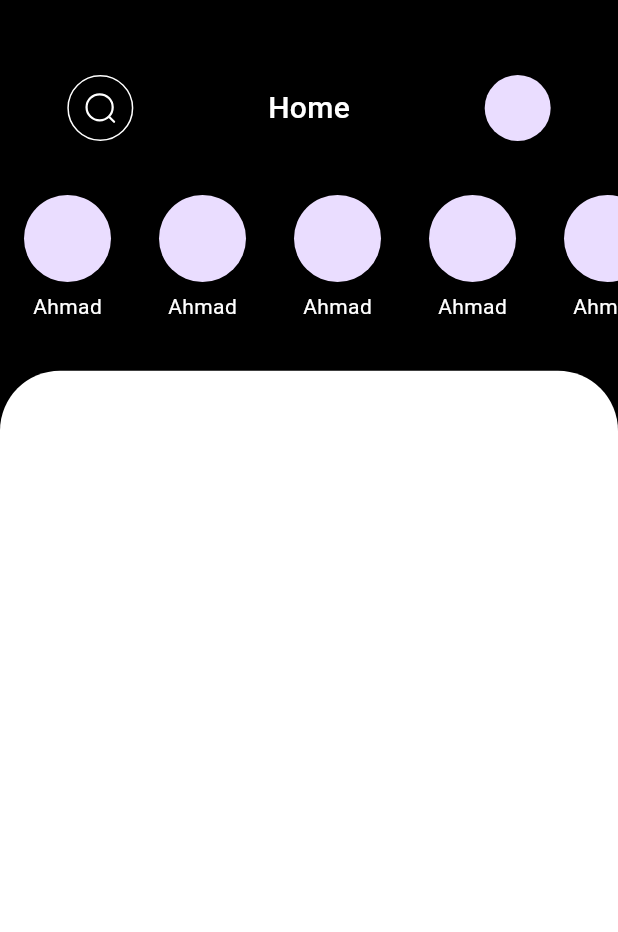
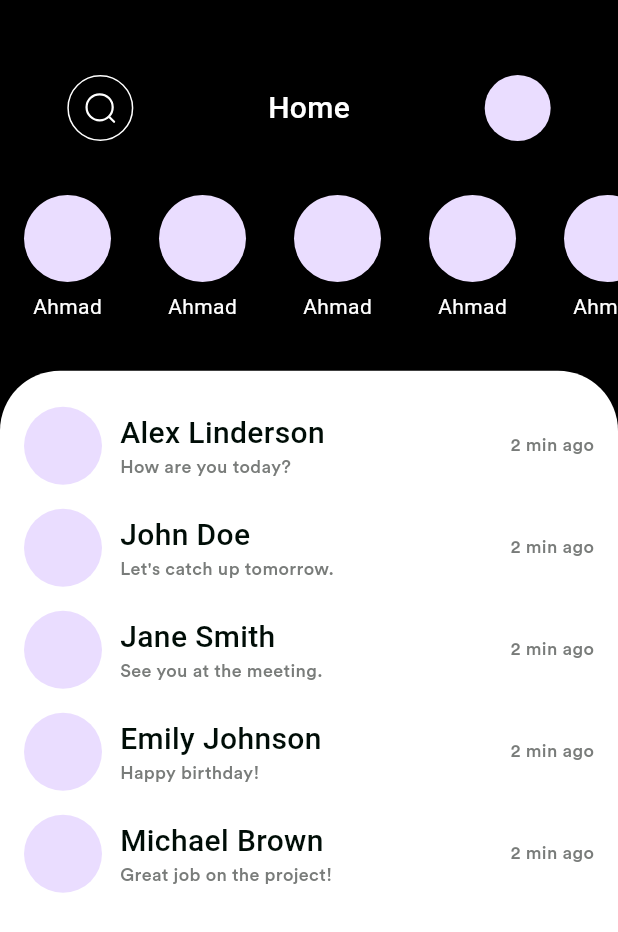
Before and after one commit to a7iiid/chat_box, a Flutter app: the Home screen opened by its route, on a phone screen of 412 x 824 dp. Shown: the top 932 px of the screen. Run offline on Flutter 3.47's test engine with Material 3 defaults, Android fonts, the phone set to English and light mode, and no system bars; drawn by our look-alikes of flutter_slidable; our stand-ins replace firebase_auth, firebase_core, flutter_svg, go_router; accounts and stored records are empty; Roboto replaces fonts that are missing (Caros).

Commit message:
List recant messages

```diff
--- a/lib/core/assets.dart
+++ b/lib/core/assets.dart
@@ -17,7 +17,15 @@ class Assets {
   /// assets/image/logo.svg
   static const String imageLogo = "assets/image/logo.svg";
 
+  /// Assets for imageNotification
+  /// assets/image/notification.svg
+  static const String imageNotification = "assets/image/notification.svg";
+
   /// Assets for imageSearch
   /// assets/image/Search.svg
   static const String imageSearch = "assets/image/Search.svg";
+
+  /// Assets for imageTrash
+  /// assets/image/trash.svg
+  static const String imageTrash = "assets/image/trash.svg";
 }
--- a/lib/core/utils/app_style.dart
+++ b/lib/core/utils/app_style.dart
@@ -52,7 +52,6 @@ class AppStyle {
     fontSize: 20,
     fontFamily: 'Caros',
     fontWeight: FontWeight.w500,
-    height: 0.05,
   );
   static const TextStyle inputeLabel = TextStyle(
     color: Color(0xFF24786D),
@@ -69,4 +68,10 @@ class AppStyle {
     fontWeight: FontWeight.w600,
     height: 0.06,
   );
+  static const TextStyle meduim12 = TextStyle(
+    color: Color(0xFF797C7A),
+    fontSize: 12,
+    fontFamily: 'Circular Std',
+    fontWeight: FontWeight.w400,
+  );
 }
--- a/lib/feturs/home/view/home_body.dart
+++ b/lib/feturs/home/view/home_body.dart
@@ -1,7 +1,10 @@
 import 'package:chat_app/core/assets.dart';
 import 'package:chat_app/core/utils/app_style.dart';
 import 'package:flutter/material.dart';
+import 'package:flutter_slidable/flutter_slidable.dart';
+import 'package:flutter_svg/flutter_svg.dart';
 
+import '../widget/ListMassege.dart';
 import '../widget/hedar_home.dart';
 import '../widget/status.dart';
 
@@ -26,25 +29,15 @@ class HomeBody extends StatelessWidget {
         Positioned(
           width: MediaQuery.of(context).size.width,
           top: 130,
-          bottom: 0,
+          bottom: MediaQuery.of(context).size.height * 0.7,
           child: const Status(),
         ),
         Positioned(
-            top: MediaQuery.of(context).size.height * .3,
-            width: MediaQuery.of(context).size.width,
-            child: Container(
-              width: MediaQuery.of(context).size.width,
-              height: MediaQuery.of(context).size.height,
-              decoration: ShapeDecoration(
-                color: Colors.white,
-                shape: RoundedRectangleBorder(
-                  borderRadius: BorderRadius.only(
-                    topLeft: Radius.circular(40),
-                    topRight: Radius.circular(40),
-                  ),
-                ),
-              ),
-            ))
+          top: MediaQuery.of(context).size.height * 0.3,
+          width: MediaQuery.of(context).size.width,
+          height: MediaQuery.of(context).size.height * 0.7, // Constrain height
+          child: const LastMessages(),
+        ),
       ],
     );
   }
--- /dev/null
+++ b/lib/feturs/home/widget/ListMassege.dart
@@ -0,0 +1,132 @@
+import 'package:flutter/material.dart';
+import 'package:flutter_slidable/flutter_slidable.dart';
+import 'package:flutter_svg/svg.dart';
+
+import '../../../core/assets.dart';
+import '../../../core/utils/app_style.dart';
+
+class LastMessages extends StatefulWidget {
+  const LastMessages({super.key});
+
+  @override
+  _LastMessagesState createState() => _LastMessagesState();
+}
+
+class _LastMessagesState extends State<LastMessages> {
+  final GlobalKey<AnimatedListState> _listKey = GlobalKey<AnimatedListState>();
+  final List<String> _messages = [
+    "Alex Linderson: How are you today?",
+    "John Doe: Let's catch up tomorrow.",
+    "Jane Smith: See you at the meeting.",
+    "Emily Johnson: Happy birthday!",
+    "Michael Brown: Great job on the project!"
+  ];
+
+  void _removeItem(int index) {
+    String removedMessage = _messages.removeAt(index);
+    _listKey.currentState?.removeItem(
+      index,
+      (context, animation) => SizeTransition(
+        sizeFactor: animation,
+        child: _buildItem(removedMessage, animation),
+      ),
+      duration: const Duration(milliseconds: 300),
+    );
+  }
+
+  Widget _buildItem(String message, Animation<double> animation) {
+    return SizeTransition(
+      sizeFactor: animation,
+      child: Padding(
+        padding: const EdgeInsets.symmetric(vertical: 8.0), // Add padding
+        child: Row(
+          children: [
+            const CircleAvatar(
+              radius: 26,
+            ),
+            const SizedBox(
+              width: 12,
+            ),
+            Column(
+              crossAxisAlignment:
+                  CrossAxisAlignment.start, // Align text to the start
+              children: [
+                Text(
+                  message.split(": ")[0],
+                  style: AppStyle.medium20,
+                ),
+                Text(
+                  message.split(": ")[1],
+                  style: AppStyle.meduim12,
+                ),
+              ],
+            ),
+            const Spacer(),
+            Text(
+              "2 min ago",
+              style: AppStyle.meduim12,
+            )
+          ],
+        ),
+      ),
+    );
+  }
+
+  @override
+  Widget build(BuildContext context) {
+    return Container(
+      width: MediaQuery.of(context).size.width,
+      height: MediaQuery.of(context).size.height * 0.7, // Constrain height
+      decoration: const ShapeDecoration(
+        color: Colors.white,
+        shape: RoundedRectangleBorder(
+          borderRadius: BorderRadius.only(
+            topLeft: Radius.circular(40),
+            topRight: Radius.circular(40),
+          ),
+        ),
+      ),
+      child: Padding(
+        padding: const EdgeInsets.all(16.0), // Add padding
+        child: AnimatedList(
+          key: _listKey,
+          initialItemCount: _messages.length,
+          itemBuilder: (context, index, animation) {
+            return Slidable(
+              key: ValueKey(_messages[index]),
+              direction: Axis.horizontal,
+              endActionPane: ActionPane(
+                // A motion is a widget used to control how the pane animates.
+                motion: const ScrollMotion(),
+                dragDismissible: true,
+
+                // A pane can dismiss the Slidable.
+                dismissible: DismissiblePane(onDismissed: () {}),
+
+                // All actions are defined in the children parameter.
+                children: [
+                  Spacer(),
+                  Padding(
+                    padding: EdgeInsets.all(8.0),
+                    child: CircleAvatar(
+                      backgroundColor: Colors.black,
+                      child: SvgPicture.asset(Assets.imageNotification),
+                    ),
+                  ),
+                  Padding(
+                    padding: const EdgeInsets.all(8.0),
+                    child: CircleAvatar(
+                      backgroundColor: Colors.red,
+                      child: SvgPicture.asset(Assets.imageTrash),
+                    ),
+                  )
+                ],
+              ),
+              child: _buildItem(_messages[index], animation),
+            );
+          },
+        ),
+      ),
+    );
+  }
+}
--- a/pubspec.yaml
+++ b/pubspec.yaml
@@ -38,6 +38,7 @@ dependencies:
   flutter_svg: ^2.0.10+1
   go_router: ^14.2.1
   provider: ^6.1.2
+  flutter_slidable: ^3.1.1
 
 dev_dependencies:
   flutter_lints: ^3.0.0
```
Also changed, not shown: assets/image/notification.svg (added), assets/image/trash.svg (added), pubspec.lock.
